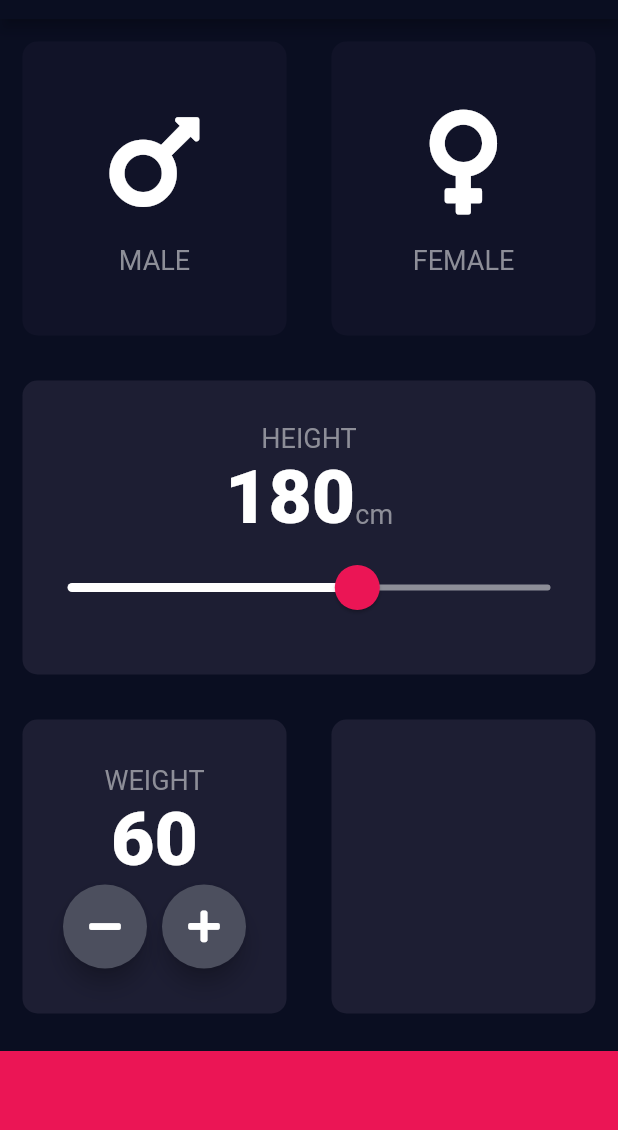
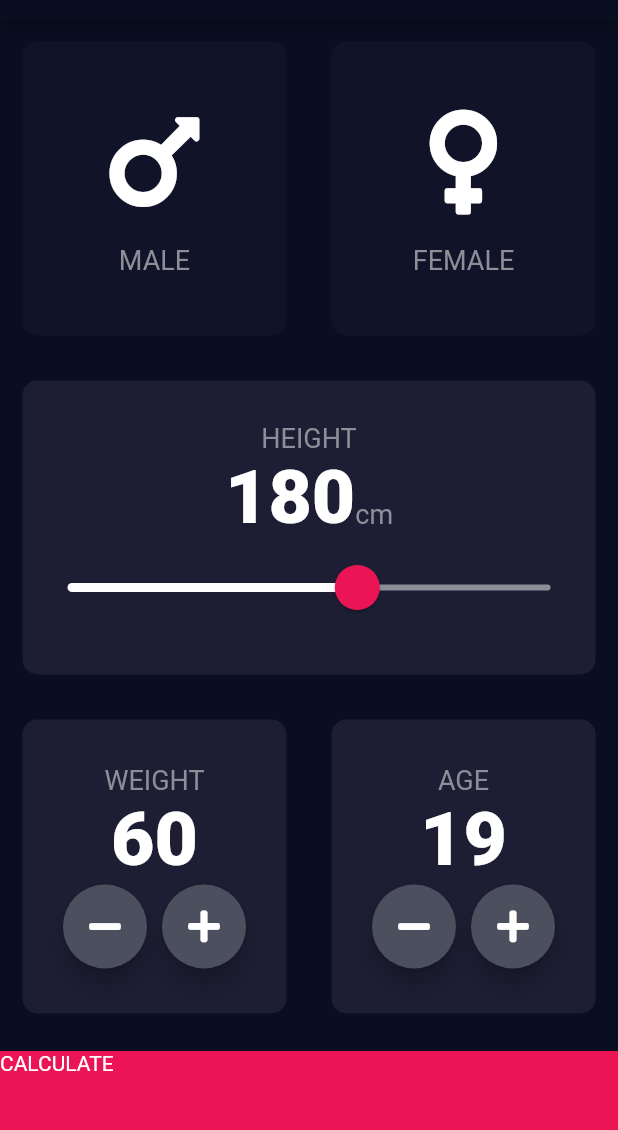
Before and after one commit to ElisAlvarez75/BMI-calculator-flutter, a Flutter app: the screen it shows after launch, on a phone screen of 412 x 824 dp, the part 65-1195 px from its top. Run offline on Flutter 3.47's test engine with Material 2 defaults, Android fonts, the phone set to English and light mode, and no system bars; our stand-ins replace font_awesome_flutter.

Commit message:
Implementing navigation

```diff
--- a/lib/input_page.dart
+++ b/lib/input_page.dart
@@ -4,6 +4,7 @@ import 'package:font_awesome_flutter/font_awesome_flutter.dart';
 
 import 'constants.dart';
 import 'icon_content.dart';
+import 'results_page.dart';
 
 enum Gender {
   male,
@@ -19,6 +20,7 @@ class _InputPageState extends State<InputPage> {
   Gender selectedGender;
   int height = 180;
   int weight = 60;
+  int age = 19;
   @override
   Widget build(BuildContext context) {
     return Scaffold(
@@ -137,12 +139,22 @@ class _InputPageState extends State<InputPage> {
                           mainAxisAlignment: MainAxisAlignment.center,
                           children: [
                             RoundIconButton(
+                              onPressed: () {
+                                setState(() {
+                                  weight--;
+                                });
+                              },
                               icon: FontAwesomeIcons.minus,
                             ),
                             SizedBox(
                               width: 10.0,
                             ),
                             RoundIconButton(
+                              onPressed: () {
+                                setState(() {
+                                  weight++;
+                                });
+                              },
                               icon: FontAwesomeIcons.plus,
                             ),
                           ],
@@ -154,17 +166,65 @@ class _InputPageState extends State<InputPage> {
                 ),
                 Expanded(
                   child: ReusableCard(
+                    cardChild: Column(
+                      mainAxisAlignment: MainAxisAlignment.center,
+                      children: [
+                        Text(
+                          'AGE',
+                          style: kLabelTextStyle,
+                        ),
+                        Text(
+                          age.toString(),
+                          style: kNumberTextStyle,
+                        ),
+                        Row(
+                          mainAxisAlignment: MainAxisAlignment.center,
+                          children: [
+                            RoundIconButton(
+                              onPressed: () {
+                                setState(() {
+                                  age--;
+                                });
+                              },
+                              icon: FontAwesomeIcons.minus,
+                            ),
+                            SizedBox(
+                              width: 10.0,
+                            ),
+                            RoundIconButton(
+                              onPressed: () {
+                                setState(() {
+                                  age++;
+                                });
+                              },
+                              icon: FontAwesomeIcons.plus,
+                            ),
+                          ],
+                        ),
+                      ],
+                    ),
                     colour: kActiveCardColour,
                   ),
                 ),
               ],
             ),
           ),
-          Container(
+          GestureDetector(
+            onTap: () {
+              Navigator.push(
+                context,
+                MaterialPageRoute(builder: (context) {
+                  return ResultsPage();
+                }),
+              );
+            },
+            child: Container(
+              child: Text('CALCULATE'),
               color: kBottomContainerColour,
               margin: EdgeInsets.only(top: 10.0),
               width: double.infinity,
               height: kBottomContainerHeight,
+            ),
           )
         ],
       ),
@@ -173,8 +233,9 @@ class _InputPageState extends State<InputPage> {
 }
 
 class RoundIconButton extends StatelessWidget {
-  RoundIconButton({this.icon});
+  RoundIconButton({@required this.icon, @required this.onPressed});
   final IconData icon;
+  final Function onPressed;
   @override
   Widget build(BuildContext context) {
     return RawMaterialButton(
@@ -183,6 +244,7 @@ class RoundIconButton extends StatelessWidget {
       constraints: BoxConstraints.tightFor(width: 56.0, height: 56.0),
       shape: CircleBorder(),
       fillColor: Color(0xFF4C4F5E),
-        onPressed: () {});
+      onPressed: onPressed,
+    );
   }
 }
```
Also changed, not shown: lib/results_page.dart (added, +13 -0 lines). Lines whose indentation alone changed are shown as unchanged.
